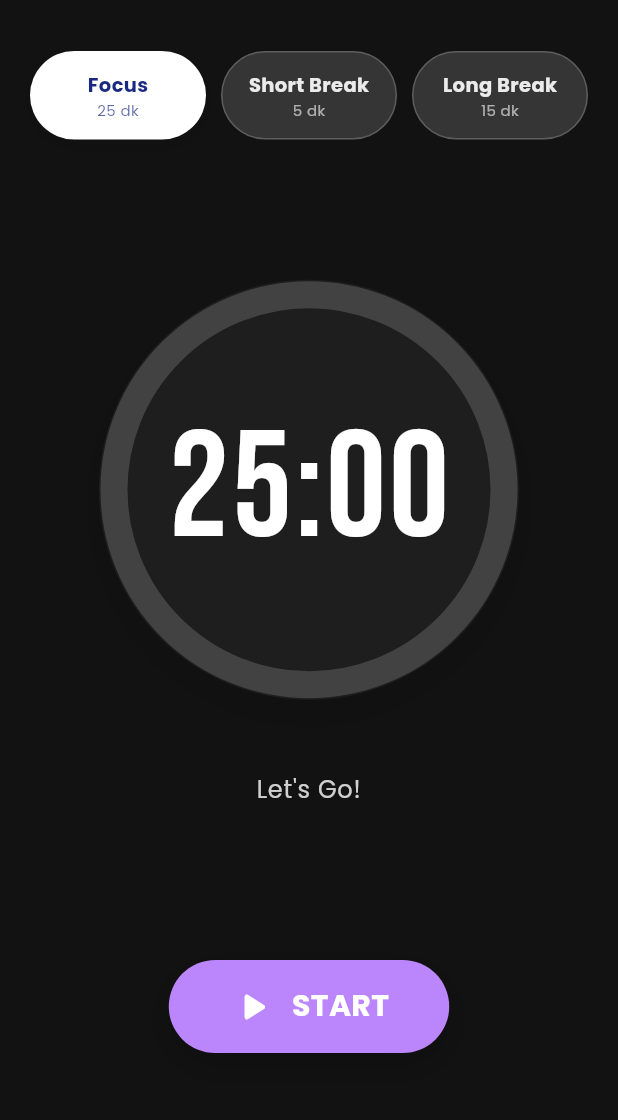
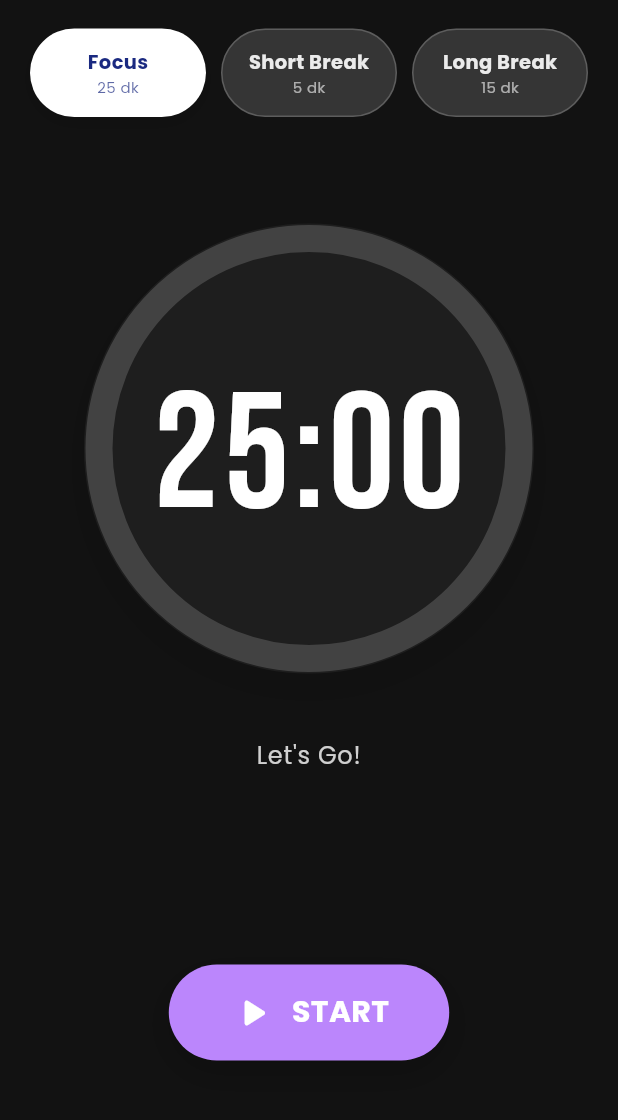
Before and after one commit to HarunMercan1/pomodoro_app, a Flutter app: the screen it shows after launch, on a phone screen of 412 x 824 dp, the part 63-1183 px from its top. Run offline on Flutter 3.47's test engine with Material 3 defaults, Android fonts, the phone set to English and light mode, and no system bars; our stand-ins replace audioplayers, confetti, easy_localization, flutter_local_notifications, shared_preferences, wakelock_plus.

Commit message:
feat: Add victory purple gradient on finish & improve visual states (v1.8.2)

```diff
--- a/lib/providers/timer_provider.dart
+++ b/lib/providers/timer_provider.dart
@@ -79,7 +79,7 @@ class TimerProvider with ChangeNotifier {
       }
     }
 
-    _timer = Timer.periodic(const Duration(milliseconds: 1), (timer) async {
+    _timer = Timer.periodic(const Duration(seconds: 1), (timer) async {
       if (_remainingSeconds > 0) {
         _remainingSeconds--;
         notifyListeners();
--- a/lib/screens/home_screen.dart
+++ b/lib/screens/home_screen.dart
@@ -68,12 +68,39 @@ class _HomeScreenState extends State<HomeScreen> {
     final settingsProvider = context.watch<SettingsProvider>();
 
     final bool isTimerRunning = timerProvider.isRunning;
+    final bool isAlarmPlaying = timerProvider.isAlarmPlaying; // Yeni durum kontrolü
     final bool isDark = Theme.of(context).brightness == Brightness.dark;
     final Color defaultBgColor = Theme.of(context).scaffoldBackgroundColor;
 
+    // --- RESPONSIVE AYARLAR ---
+    final double screenHeight = MediaQuery.of(context).size.height;
+    final bool isSmallScreen = screenHeight < 700;
+
+    final double circleSize = isSmallScreen ? 250 : 300;
+    final double timerFontSize = circleSize * 0.28;
+
+    final double buttonPaddingVertical = isSmallScreen ? 12 : 16;
+    final double buttonPaddingHorizontal = isSmallScreen ? 30 : 40;
+
     // --- RENK PALETİ ---
-    const Color accentColor = Color(0xFF64FFDA); // Buzlu Nane
-    const Color darkNavy = Color(0xFF1A2980);    // Koyu Lacivert
+    const Color accentColor = Color(0xFF64FFDA);
+    const Color darkNavy = Color(0xFF1A2980);
+
+    // --- GRADYAN RENKLERİ ---
+    // 1. Çalışırken (Mavi/Turkuaz)
+    const List<Color> runningGradient = [
+      Color(0xFF1A2980),
+      Color(0xFF26D0CE),
+    ];
+
+    // 2. Bittiğinde/Alarm (Zafer Moru)
+    const List<Color> finishedGradient = [
+      Color(0xFF8E2DE2), // Derin Mor
+      Color(0xFF4A00E0), // Parlak İndigo
+    ];
+
+    // 3. Dururken (Düz Renk)
+    final List<Color> idleGradient = [defaultBgColor, defaultBgColor];
 
     return Scaffold(
       backgroundColor: Colors.transparent,
@@ -85,14 +112,15 @@ class _HomeScreenState extends State<HomeScreen> {
           style: TextStyle(
             fontFamily: 'Poppins',
             fontWeight: FontWeight.w600,
-            color: isTimerRunning ? Colors.white : null,
+            // Alarm veya Timer çalışıyorsa yazı beyaz olsun
+            color: (isTimerRunning || isAlarmPlaying) ? Colors.white : null,
           ),
         ),
         centerTitle: true,
         backgroundColor: Colors.transparent,
         elevation: 0,
         iconTheme: IconThemeData(
-            color: isTimerRunning ? Colors.white : null
+            color: (isTimerRunning || isAlarmPlaying) ? Colors.white : null
         ),
         actions: [
           IconButton(
@@ -107,7 +135,7 @@ class _HomeScreenState extends State<HomeScreen> {
         ],
       ),
 
-      // --- ANİMASYONLU ARKA PLAN ---
+      // --- ANİMASYONLU ARKA PLAN (3 AŞAMALI) ---
       body: AnimatedContainer(
         duration: const Duration(milliseconds: 800),
         curve: Curves.easeInOut,
@@ -115,15 +143,12 @@ class _HomeScreenState extends State<HomeScreen> {
           gradient: LinearGradient(
             begin: Alignment.topLeft,
             end: Alignment.bottomRight,
-            colors: isTimerRunning
-                ? [
-              const Color(0xFF1A2980), // Lacivert
-              const Color(0xFF26D0CE), // Turkuaz
-            ]
-                : [
-              defaultBgColor,
-              defaultBgColor,
-            ],
+            // Mantık: Alarm çalıyor mu? -> Mor. Çalışıyor mu? -> Mavi. Hiçbiri mi? -> Düz.
+            colors: isAlarmPlaying
+                ? finishedGradient
+                : isTimerRunning
+                ? runningGradient
+                : idleGradient,
           ),
         ),
         child: Stack(
@@ -133,34 +158,36 @@ class _HomeScreenState extends State<HomeScreen> {
               child: Column(
                 mainAxisAlignment: MainAxisAlignment.center,
                 children: [
+                  // --- ÜST BUTONLAR ---
                   Padding(
-                    padding: const EdgeInsets.symmetric(horizontal: 20, vertical: 20),
+                    padding: const EdgeInsets.symmetric(horizontal: 20, vertical: 5),
                     child: IntrinsicHeight(
                       child: Row(
                         crossAxisAlignment: CrossAxisAlignment.stretch,
                         children: [
-                          Expanded(child: _buildOption(context, timerProvider, "focus".tr(), settingsProvider.workTime, TimerMode.work, isTimerRunning)),
+                          Expanded(child: _buildOption(context, timerProvider, "focus".tr(), settingsProvider.workTime, TimerMode.work, isTimerRunning || isAlarmPlaying)),
                           const SizedBox(width: 10),
-                          Expanded(child: _buildOption(context, timerProvider, "short_break".tr(), settingsProvider.shortBreakTime, TimerMode.shortBreak, isTimerRunning)),
+                          Expanded(child: _buildOption(context, timerProvider, "short_break".tr(), settingsProvider.shortBreakTime, TimerMode.shortBreak, isTimerRunning || isAlarmPlaying)),
                           const SizedBox(width: 10),
-                          Expanded(child: _buildOption(context, timerProvider, "long_break".tr(), settingsProvider.longBreakTime, TimerMode.longBreak, isTimerRunning)),
+                          Expanded(child: _buildOption(context, timerProvider, "long_break".tr(), settingsProvider.longBreakTime, TimerMode.longBreak, isTimerRunning || isAlarmPlaying)),
                         ],
                       ),
                     ),
                   ),
-                  const Spacer(),
 
-                  // --- ORTA ALAN (DAİRE ve SAYAÇ) ---
+                  const Spacer(flex: 2),
+
+                  // --- ORTA ALAN ---
                   Stack(
                     alignment: Alignment.center,
                     children: [
                       // Daire Arka Planı
                       Container(
-                        width: 280,
-                        height: 280,
+                        width: circleSize,
+                        height: circleSize,
                         decoration: BoxDecoration(
                           shape: BoxShape.circle,
-                          color: isTimerRunning
+                          color: (isTimerRunning || isAlarmPlaying)
                               ? Colors.white.withOpacity(0.05)
                               : Theme.of(context).cardColor,
                           boxShadow: [
@@ -173,10 +200,10 @@ class _HomeScreenState extends State<HomeScreen> {
                           ],
                         ),
                       ),
-                      // Progress Bar (Fluid Animation)
+                      // Progress Bar
                       SizedBox(
-                        width: 260,
-                        height: 260,
+                        width: circleSize - 20,
+                        height: circleSize - 20,
                         child: TweenAnimationBuilder<double>(
                           tween: Tween<double>(
                               begin: 0.0,
@@ -188,11 +215,14 @@ class _HomeScreenState extends State<HomeScreen> {
                             return CircularProgressIndicator(
                               value: value,
                               strokeWidth: 18,
-                              backgroundColor: isTimerRunning
+                              backgroundColor: (isTimerRunning || isAlarmPlaying)
                                   ? Colors.white.withOpacity(0.15)
                                   : (isDark ? Colors.grey.shade800 : const Color(0xFFF0F0F0)),
+
+                              // Alarm çalarken YEŞİL veya BEYAZ yapabiliriz,
+                              // ama Turkuaz morun üstünde de güzel durur.
                               valueColor: AlwaysStoppedAnimation<Color>(
-                                  isTimerRunning
+                                  (isTimerRunning || isAlarmPlaying)
                                       ? accentColor
                                       : Theme.of(context).primaryColor
                               ),
@@ -201,41 +231,52 @@ class _HomeScreenState extends State<HomeScreen> {
                           },
                         ),
                       ),
-                      // SADECE SÜRE YAZISI
-                      Text(
+
+                      // --- SÜRE YAZISI ---
+                      SizedBox(
+                        width: circleSize * 0.70,
+                        child: FittedBox(
+                          fit: BoxFit.contain,
+                          child: Transform.translate(
+                            offset: const Offset(0, 5),
+                            child: Text(
                               timerProvider.timeLeftString,
                               style: TextStyle(
                                 fontFamily: 'BebasNeue',
-                          fontSize: 100,
-                          color: isTimerRunning
+                                fontSize: timerFontSize,
+                                color: (isTimerRunning || isAlarmPlaying)
                                     ? Colors.white
                                     : Theme.of(context).colorScheme.onSurface,
                                 letterSpacing: 2,
+                                height: 1.0,
+                              ),
+                            ),
+                          ),
                         ),
                       ),
                     ],
                   ),
 
-                  const SizedBox(height: 20),
+                  const SizedBox(height: 15),
 
-                  // --- MOTİVASYON SÖZÜ (SABİT ALAN - ZIPLAMA YOK) ---
+                  // --- MOTİVASYON SÖZÜ ---
                   Container(
-                    height: 80, // Yükseklik sabitlendi!
+                    height: 80,
                     padding: const EdgeInsets.symmetric(horizontal: 30),
-                    alignment: Alignment.center, // Ortala
+                    alignment: Alignment.center,
                     child: AnimatedSwitcher(
                       duration: const Duration(milliseconds: 500),
                       child: Text(
                         timerProvider.currentMotivation.tr(),
                         key: ValueKey<String>(timerProvider.currentMotivation),
                         textAlign: TextAlign.center,
-                        maxLines: 3, // En fazla 3 satır olsun
-                        overflow: TextOverflow.ellipsis, // Taşarsa ... koysun
+                        maxLines: 3,
+                        overflow: TextOverflow.ellipsis,
                         style: TextStyle(
                           fontFamily: 'Poppins',
-                          fontSize: 16,
+                          fontSize: isSmallScreen ? 14 : 16,
                           fontWeight: FontWeight.w500,
-                          color: isTimerRunning
+                          color: (isTimerRunning || isAlarmPlaying)
                               ? Colors.white.withOpacity(0.9)
                               : Theme.of(context).colorScheme.onSurface.withOpacity(0.8),
                           letterSpacing: 0.5,
@@ -244,10 +285,11 @@ class _HomeScreenState extends State<HomeScreen> {
                     ),
                   ),
 
-                  const Spacer(),
+                  const Spacer(flex: 3),
 
+                  // --- ALT BUTONLAR ---
                   Padding(
-                    padding: const EdgeInsets.only(bottom: 40),
+                    padding: EdgeInsets.only(bottom: isSmallScreen ? 20 : 40),
                     child: Column(
                       children: [
                         // --- ANA BUTON ---
@@ -262,17 +304,15 @@ class _HomeScreenState extends State<HomeScreen> {
                             } else if (timerProvider.isRunning) {
                               timerProvider.stopTimer(reset: false);
                             } else {
-                              // --- GÜNCELLEME: settingsProvider'ı parametre olarak geçiyoruz ---
                               timerProvider.startTimer(settingsProvider);
                             }
                           },
                           child: AnimatedContainer(
-                            // ... burası aynı (tasarım kodu) ...
                             duration: const Duration(milliseconds: 300),
-                            padding: const EdgeInsets.symmetric(horizontal: 40, vertical: 15),
+                            padding: EdgeInsets.symmetric(horizontal: buttonPaddingHorizontal, vertical: buttonPaddingVertical),
                             decoration: BoxDecoration(
                               color: timerProvider.isAlarmPlaying
-                                  ? Colors.green
+                                  ? Colors.green // Bitince Yeşil
                                   : timerProvider.isRunning
                                   ? Colors.white
                                   : Theme.of(context).primaryColor,
@@ -295,9 +335,9 @@ class _HomeScreenState extends State<HomeScreen> {
                                       ? Icons.pause_rounded
                                       : Icons.play_arrow_rounded,
                                   color: timerProvider.isRunning && !timerProvider.isAlarmPlaying
-                                      ? const Color(0xFF1A2980)
+                                      ? darkNavy
                                       : Colors.white,
-                                  size: 32,
+                                  size: isSmallScreen ? 28 : 32,
                                 ),
                                 const SizedBox(width: 10),
                                 Text(
@@ -310,10 +350,10 @@ class _HomeScreenState extends State<HomeScreen> {
                                       : "start".tr(),
                                   style: TextStyle(
                                     fontFamily: 'Poppins',
-                                    fontSize: 20,
+                                    fontSize: isSmallScreen ? 18 : 20,
                                     fontWeight: FontWeight.bold,
                                     color: timerProvider.isRunning && !timerProvider.isAlarmPlaying
-                                        ? const Color(0xFF1A2980)
+                                        ? darkNavy
                                         : Colors.white,
                                   ),
                                 ),
@@ -322,7 +362,7 @@ class _HomeScreenState extends State<HomeScreen> {
                           ),
                         ),
 
-                        const SizedBox(height: 20),
+                        const SizedBox(height: 15),
 
                         // --- SIFIRLA BUTONU ---
                         IgnorePointer(
@@ -339,7 +379,7 @@ class _HomeScreenState extends State<HomeScreen> {
                                 "reset".tr(),
                                 style: TextStyle(
                                   fontFamily: 'Poppins',
-                                  color: isTimerRunning
+                                  color: (isTimerRunning || isAlarmPlaying)
                                       ? Colors.white.withOpacity(0.6)
                                       : Theme.of(context).dividerColor,
                                   fontWeight: FontWeight.w500,
@@ -369,7 +409,7 @@ class _HomeScreenState extends State<HomeScreen> {
     );
   }
 
-  Widget _buildOption(BuildContext context, TimerProvider provider, String title, int time, TimerMode mode, bool isRunning) {
+  Widget _buildOption(BuildContext context, TimerProvider provider, String title, int time, TimerMode mode, bool isColoredBackground) {
     return TimeOptionButton(
       title: title,
       minutes: time,
```
Lines whose indentation alone changed are shown as unchanged.
